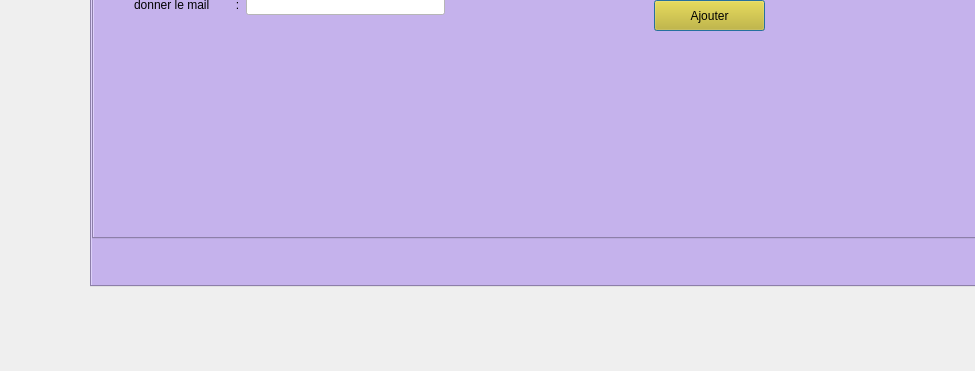
First picture: the form in gestion_clients.ui, repository RziguiMohamedAmine/Smart_cinema_2A14, before the edit; both pictures show x 0 to 975 and y 344 to 715 of the 1286 by 715 pixel window.
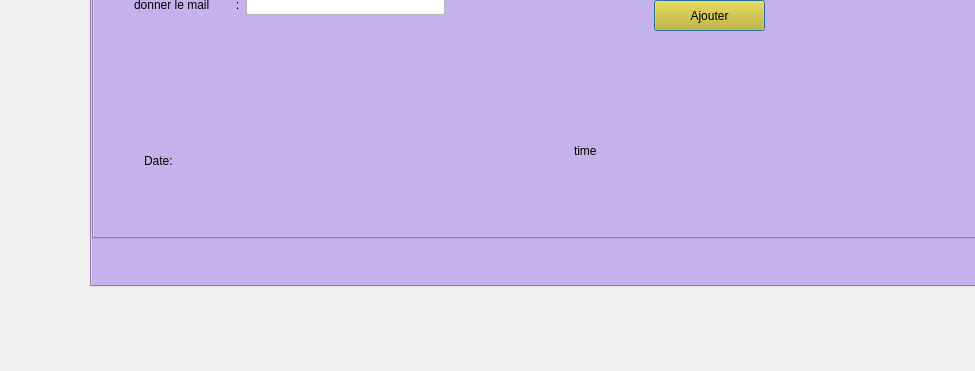
Second picture: the form after the edit.

The edit to the form file:
```diff
--- a/gestion_clients.ui
+++ b/gestion_clients.ui
@@ -268,6 +268,32 @@
         <string>Ajouter Abonné</string>
        </property>
       </widget>
+      <widget class="QLabel" name="label_9">
+       <property name="geometry">
+        <rect>
+         <x>480</x>
+         <y>360</y>
+         <width>321</width>
+         <height>81</height>
+        </rect>
+       </property>
+       <property name="text">
+        <string>time</string>
+       </property>
+      </widget>
+      <widget class="QLabel" name="label_10">
+       <property name="geometry">
+        <rect>
+         <x>50</x>
+         <y>360</y>
+         <width>301</width>
+         <height>101</height>
+        </rect>
+       </property>
+       <property name="text">
+        <string>Date:</string>
+       </property>
+      </widget>
      </widget>
      <widget class="QWidget" name="tab_4">
       <attribute name="title">
```
